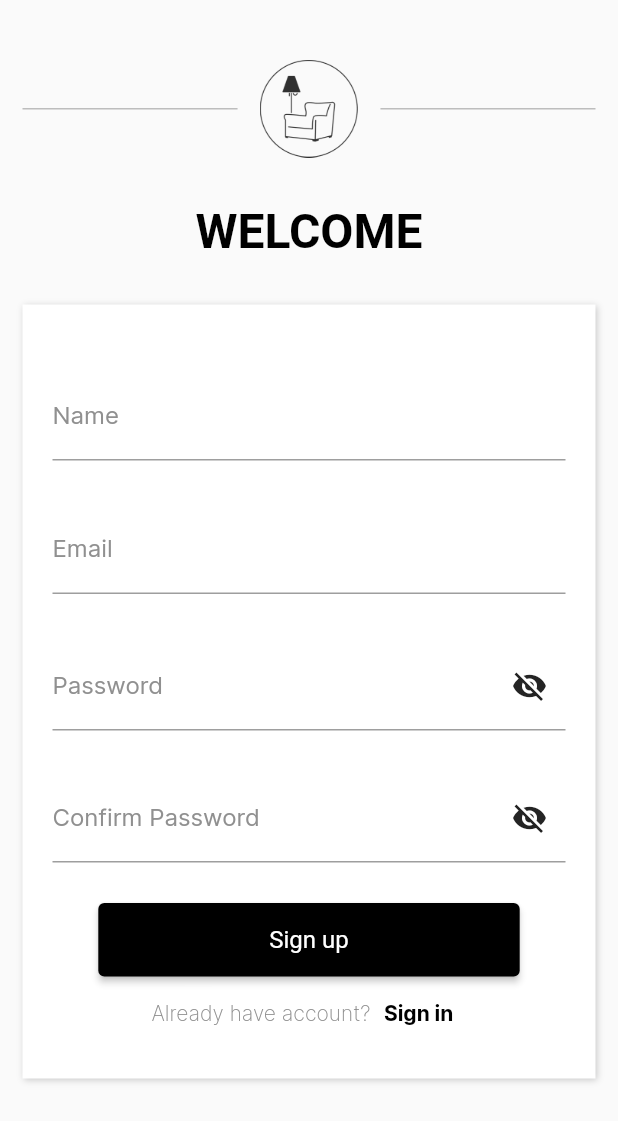
After one commit to Jay0858/interior_design_app, a Flutter app: the SignupScreen screen opened directly, on a phone screen of 412 x 824 dp. The commit adds this screen. Shown: the top 1121 px of the screen. Run offline on Flutter 3.47's test engine with Material 2 defaults, Android fonts, the phone set to English and light mode, and no system bars.

Commit message:
26/03/23
changes

```diff
--- a/lib/boading_screen.dart
+++ b/lib/boading_screen.dart
@@ -1,5 +1,4 @@
 import 'package:flutter/material.dart';
-import 'package:interior_design_app/routes/routes_name.dart';
 
 class BoadingScreen extends StatefulWidget {
   const BoadingScreen({Key? key}) : super(key: key);
@@ -56,9 +55,7 @@ class _BoadingScreenState extends State<BoadingScreen> {
                       Colors.black,
                     ),
                   ),
-                  onPressed: () {
-                    Navigator.pushReplacementNamed(context, RoutesName.secondscreen);
-                  },
+                  onPressed: () {},
                   child: Container(
                     padding: const EdgeInsets.symmetric(vertical: 15, horizontal: 80),
                     child: const Text(
--- a/lib/routes/routes_name.dart
+++ /dev/null
@@ -1,4 +0,0 @@
-class RoutesName {
-  static String firstscreen = "/";
-  static String secondscreen = "/loginscreen";
-}
--- /dev/null
+++ b/lib/signup_screen.dart
@@ -0,0 +1,251 @@
+import 'package:flutter/material.dart';
+
+class SignupScreen extends StatefulWidget {
+  const SignupScreen({Key? key}) : super(key: key);
+
+  @override
+  State<SignupScreen> createState() => _SignupScreenState();
+}
+
+class _SignupScreenState extends State<SignupScreen> {
+  bool password = false;
+  @override
+  Widget build(BuildContext context) {
+    return Scaffold(
+      body: SafeArea(
+        child: ListView(
+          children: [
+            Column(
+              children: [
+                const SizedBox(height: 40),
+                Row(
+                  children: [
+                    const Expanded(
+                      child: Divider(
+                        color: Color(0xFFBDBDBD),
+                        thickness: 1,
+                        indent: 15,
+                        endIndent: 15,
+                      ),
+                    ),
+                    Image.asset(
+                      height: 65,
+                      "assets/images/loginchair.png",
+                    ),
+                    const Expanded(
+                      child: Divider(
+                        color: Color(0xFFBDBDBD),
+                        thickness: 1,
+                        indent: 15,
+                        endIndent: 15,
+                      ),
+                    ),
+                  ],
+                ),
+                const SizedBox(height: 30),
+                const Text(
+                  textAlign: TextAlign.center,
+                  "WELCOME",
+                  style: TextStyle(
+                    fontWeight: FontWeight.w600,
+                    fontSize: 32,
+                    color: Colors.black,
+                  ),
+                ),
+                const SizedBox(height: 15),
+                Padding(
+                  padding: const EdgeInsets.all(15),
+                  child: Container(
+                    padding: const EdgeInsets.symmetric(horizontal: 20),
+                    decoration: const BoxDecoration(
+                      color: Colors.white,
+                      boxShadow: [
+                        BoxShadow(
+                          color: Color(0x33000002),
+                          offset: Offset(1, 1),
+                          blurRadius: 3,
+                        ),
+                      ],
+                    ),
+                    child: Column(
+                      children: [
+                        const SizedBox(height: 40),
+                        Container(
+                          padding: const EdgeInsets.symmetric(vertical: 5),
+                          decoration: BoxDecoration(
+                            borderRadius: BorderRadius.circular(5),
+                          ),
+                          child: const TextField(
+                            cursorColor: Color(0xFF909090),
+                            decoration: InputDecoration(
+                              focusedBorder: OutlineInputBorder(
+                                borderSide: BorderSide(
+                                  color: Color(0xFFE0E0E0),
+                                ),
+                              ),
+                              labelText: 'Name',
+                              labelStyle: TextStyle(
+                                color: Color(0xFF909090),
+                                fontWeight: FontWeight.w400,
+                                fontSize: 16,
+                                fontFamily: "Inter",
+                              ),
+                            ),
+                          ),
+                        ),
+                        const SizedBox(height: 15),
+                        Container(
+                          padding: const EdgeInsets.symmetric(vertical: 10),
+                          decoration: BoxDecoration(
+                            borderRadius: BorderRadius.circular(5),
+                          ),
+                          child: const TextField(
+                            cursorColor: Color(0xFF909090),
+                            decoration: InputDecoration(
+                              focusedBorder: OutlineInputBorder(
+                                borderSide: BorderSide(
+                                  color: Color(0xFFE0E0E0),
+                                ),
+                              ),
+                              labelText: 'Email',
+                              labelStyle: TextStyle(
+                                color: Color(0xFF909090),
+                                fontWeight: FontWeight.w400,
+                                fontSize: 16,
+                                fontFamily: "Inter",
+                              ),
+                            ),
+                          ),
+                        ),
+                        const SizedBox(height: 15),
+                        Container(
+                          padding: const EdgeInsets.symmetric(vertical: 7),
+                          decoration: BoxDecoration(
+                            borderRadius: BorderRadius.circular(5),
+                          ),
+                          child: TextField(
+                            obscureText: password,
+                            cursorColor: const Color(0xFF909090),
+                            decoration: InputDecoration(
+                              focusedBorder: const OutlineInputBorder(
+                                borderSide: BorderSide(
+                                  color: Color(0xFFE0E0E0),
+                                ),
+                              ),
+                              suffixIcon: IconButton(
+                                icon: Icon(color: const Color(0xFF242424), password ? Icons.visibility : Icons.visibility_off),
+                                onPressed: () {
+                                  setState(
+                                    () {
+                                      password = !password;
+                                    },
+                                  );
+                                },
+                              ),
+                              labelText: 'Password',
+                              labelStyle: const TextStyle(
+                                color: Color(0xFF909090),
+                                fontWeight: FontWeight.w400,
+                                fontSize: 16,
+                                fontFamily: "Inter",
+                              ),
+                            ),
+                          ),
+                        ),
+                        const SizedBox(height: 15),
+                        Container(
+                          padding: const EdgeInsets.symmetric(vertical: 7),
+                          decoration: BoxDecoration(
+                            borderRadius: BorderRadius.circular(5),
+                          ),
+                          child: TextField(
+                            obscureText: password,
+                            cursorColor: const Color(0xFF909090),
+                            decoration: InputDecoration(
+                              focusedBorder: const OutlineInputBorder(
+                                borderSide: BorderSide(
+                                  color: Color(0xFFE0E0E0),
+                                ),
+                              ),
+                              suffixIcon: IconButton(
+                                icon: Icon(color: const Color(0xFF242424), password ? Icons.visibility : Icons.visibility_off),
+                                onPressed: () {
+                                  setState(
+                                    () {
+                                      password = !password;
+                                    },
+                                  );
+                                },
+                              ),
+                              labelText: 'Confirm Password',
+                              labelStyle: const TextStyle(
+                                color: Color(0xFF909090),
+                                fontWeight: FontWeight.w400,
+                                fontSize: 16,
+                                fontFamily: "Inter",
+                              ),
+                            ),
+                          ),
+                        ),
+                        const SizedBox(height: 20),
+                        ElevatedButton(
+                          style: const ButtonStyle(
+                            backgroundColor: MaterialStatePropertyAll(
+                              Colors.black,
+                            ),
+                          ),
+                          onPressed: () {},
+                          child: Container(
+                            padding: const EdgeInsets.symmetric(horizontal: 98, vertical: 15),
+                            decoration: BoxDecoration(
+                              borderRadius: BorderRadius.circular(10),
+                            ),
+                            child: const Text(
+                              "Sign up",
+                              style: TextStyle(
+                                color: Colors.white,
+                                fontWeight: FontWeight.w400,
+                                fontSize: 16,
+                              ),
+                            ),
+                          ),
+                        ),
+                        Row(
+                          mainAxisAlignment: MainAxisAlignment.center,
+                          children: [
+                            const Text(
+                              "Already have account?",
+                              style: TextStyle(
+                                fontWeight: FontWeight.w100,
+                                fontSize: 14,
+                                fontFamily: "Inter",
+                                color: Color(0xFF909090),
+                              ),
+                            ),
+                            TextButton(
+                              onPressed: () {},
+                              child: const Text(
+                                "Sign in",
+                                style: TextStyle(
+                                  fontWeight: FontWeight.w700,
+                                  fontSize: 14,
+                                  fontFamily: "Inter",
+                                  color: Colors.black,
+                                ),
+                              ),
+                            ),
+                          ],
+                        ),
+                        const SizedBox(height: 20),
+                      ],
+                    ),
+                  ),
+                ),
+              ],
+            ),
+          ],
+        ),
+      ),
+    );
+  }
+}
```
Also changed, not shown: lib/commen_screen/commen_home_screen.dart (added, +43 -0 lines), lib/home_screen.dart (added, +209 -0 lines), lib/routes/routes.dart (deleted, +0 -10 lines).
